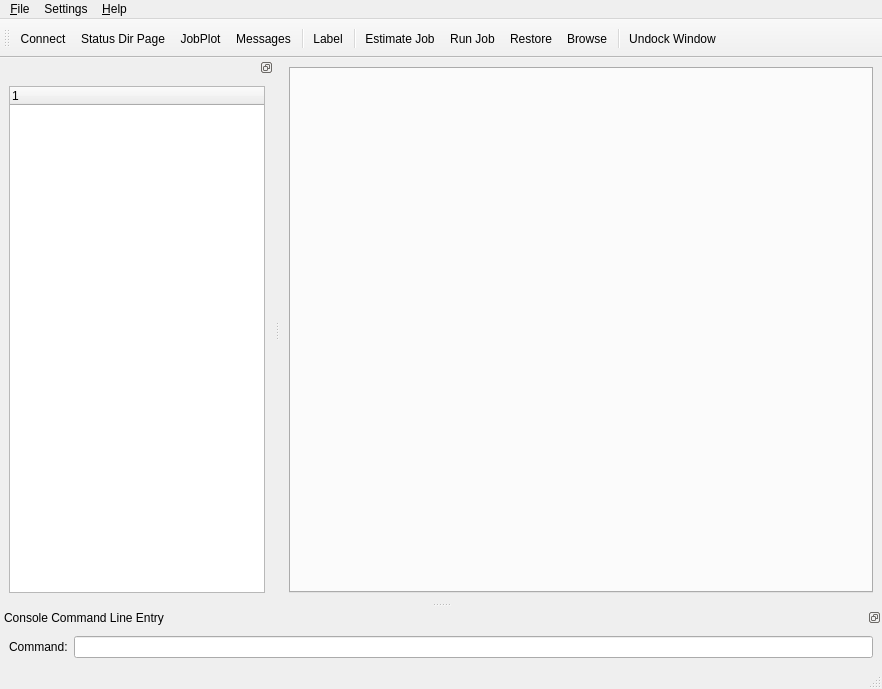
Qt form bacula/src/qt-console/main.ui (rkorzeniewski/bacula) before a commit.
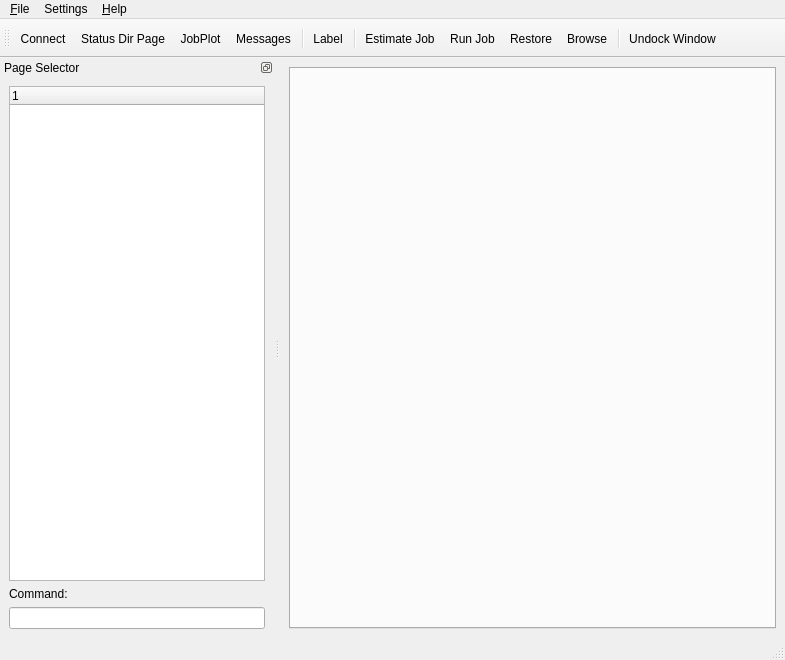
The same form after that commit. Icons and pictures are not drawn.

Commit message: tweak the console command panel

```diff
--- a/bacula/src/qt-console/main.ui
+++ b/bacula/src/qt-console/main.ui
@@ -6,8 +6,8 @@
    <rect>
     <x>0</x>
     <y>0</y>
-    <width>882</width>
-    <height>689</height>
+    <width>785</width>
+    <height>660</height>
    </rect>
   </property>
   <property name="windowTitle" >
@@ -48,7 +48,7 @@
     <rect>
      <x>0</x>
      <y>0</y>
-     <width>882</width>
+     <width>785</width>
      <height>24</height>
     </rect>
    </property>
@@ -129,8 +129,8 @@
    </property>
    <property name="minimumSize" >
     <size>
-     <width>79</width>
-     <height>101</height>
+     <width>97</width>
+     <height>157</height>
     </size>
    </property>
    <property name="maximumSize" >
@@ -157,18 +157,15 @@
    <property name="allowedAreas" >
     <set>Qt::AllDockWidgetAreas</set>
    </property>
+   <property name="windowTitle" >
+    <string>Page Selector</string>
+   </property>
    <attribute name="dockWidgetArea" >
     <number>1</number>
    </attribute>
    <widget class="QWidget" name="dockWidgetContents" >
-    <layout class="QGridLayout" >
-     <property name="margin" >
-      <number>9</number>
-     </property>
-     <property name="spacing" >
-      <number>6</number>
-     </property>
-     <item row="0" column="0" >
+    <layout class="QVBoxLayout" name="verticalLayout" >
+     <item>
       <widget class="QTreeWidget" name="treeWidget" >
        <property name="sizePolicy" >
         <sizepolicy vsizetype="Expanding" hsizetype="Preferred" >
@@ -213,47 +210,6 @@
        </column>
       </widget>
      </item>
-    </layout>
-   </widget>
-  </widget>
-  <widget class="QDockWidget" name="dockWidget_2" >
-   <property name="toolTip" >
-    <string>Console Entry</string>
-   </property>
-   <property name="statusTip" >
-    <string>Enter a bacula command</string>
-   </property>
-   <property name="whatsThis" >
-    <string>Console Command entry Dock Widget</string>
-   </property>
-   <property name="features" >
-    <set>QDockWidget::DockWidgetFloatable|QDockWidget::DockWidgetMovable</set>
-   </property>
-   <property name="allowedAreas" >
-    <set>Qt::BottomDockWidgetArea|Qt::TopDockWidgetArea</set>
-   </property>
-   <property name="windowTitle" >
-    <string>Console Command Line Entry</string>
-   </property>
-   <attribute name="dockWidgetArea" >
-    <number>8</number>
-   </attribute>
-   <widget class="QWidget" name="dockWidgetContents_2" >
-    <layout class="QGridLayout" >
-     <property name="margin" >
-      <number>9</number>
-     </property>
-     <property name="spacing" >
-      <number>6</number>
-     </property>
-     <item row="0" column="0" >
-      <layout class="QHBoxLayout" >
-       <property name="spacing" >
-        <number>6</number>
-       </property>
-       <property name="margin" >
-        <number>0</number>
-       </property>
        <item>
         <widget class="QLabel" name="label" >
          <property name="text" >
@@ -267,8 +223,6 @@
           <string>Click here to enter command</string>
          </property>
         </widget>
-       </item>
-      </layout>
      </item>
     </layout>
    </widget>
```
Lines whose indentation alone changed are shown as unchanged.
